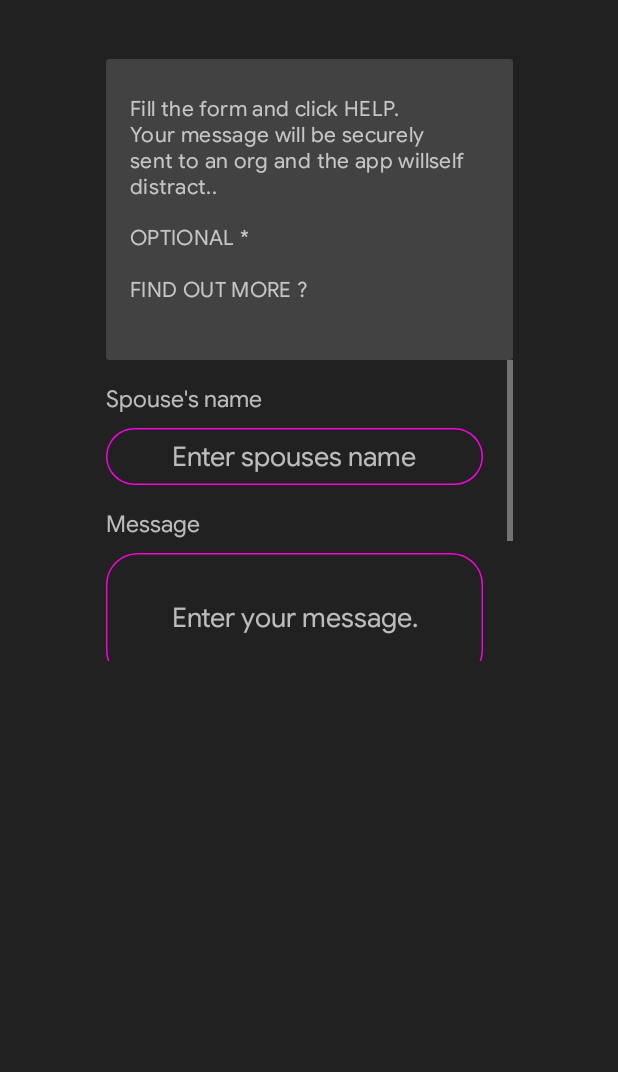
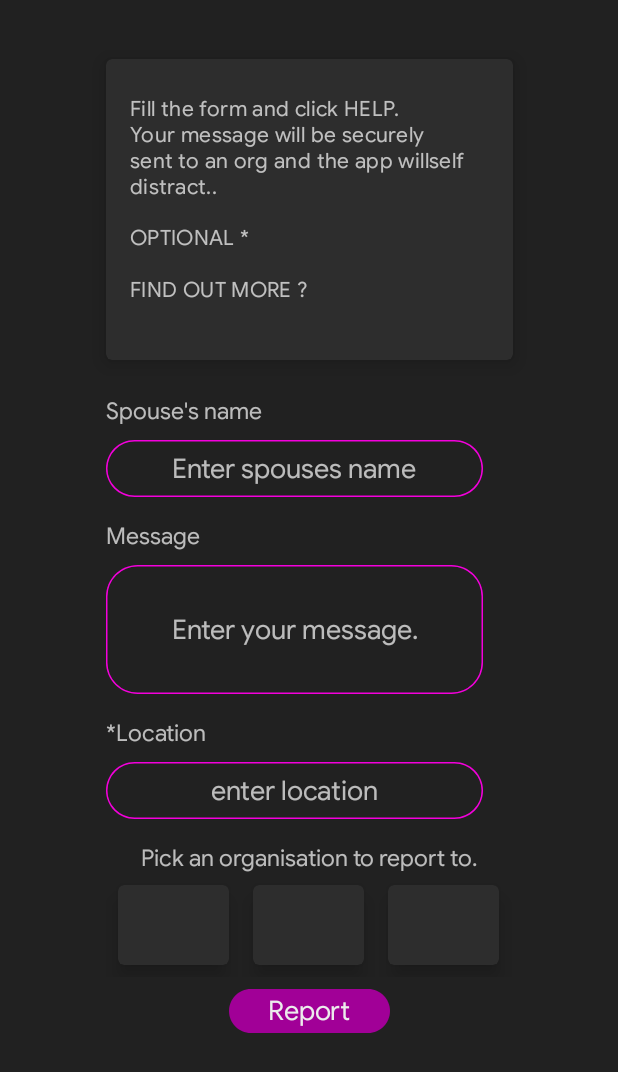
Before and after one commit to ma-za-kpe/WhisBlower, an Android app: the layout activity_main.xml on its own in the app's theme, with its tools: preview values and no code run, on a phone screen of 412 x 824 dp. Shown: the top 1072 px of the screen. Run offline under Robolectric (Android 15) with nearby library versions, the phone set to English and light mode, and no system bars.

Commit message:
added the rest of the form ui

```diff
--- /dev/null
+++ b/app/src/main/res/drawable/btn_bg.xml
@@ -0,0 +1,24 @@
+<?xml version="1.0" encoding="utf-8"?>
+<vector
+    xmlns:android="http://schemas.android.com/apk/res/android"
+    xmlns:aapt="http://schemas.android.com/aapt"
+    android:width="107dp"
+    android:height="29dp"
+    android:viewportWidth="107"
+    android:viewportHeight="29"
+    >
+
+    <group>
+
+        <clip-path
+            android:pathData="M14.5 0H92.5C100.508 0 107 6.49187 107 14.5C107 22.5081 100.508 29 92.5 29H14.5C6.49187 29 0 22.5081 0 14.5C0 6.49187 6.49187 0 14.5 0Z"
+            />
+
+        <path
+            android:pathData="M0 0V29H107V0"
+            android:fillColor="#A10097"
+            />
+
+    </group>
+
+</vector>
--- a/app/src/main/res/layout/activity_main.xml
+++ b/app/src/main/res/layout/activity_main.xml
@@ -30,19 +30,22 @@
                     tools:text="@string/text_no_connectivity" />
             </LinearLayout>
 
-            <LinearLayout
+            <com.google.android.material.card.MaterialCardView
+                android:layout_marginTop="39dp"
+                android:layout_marginBottom="27dp"
                 android:id="@+id/card"
                 android:layout_width="271dp"
+                app:cardElevation="8dp"
                 android:layout_height="200.81dp"
-                android:layout_marginTop="39dp"
-                android:layout_marginBottom="27dp"
-                android:background="@drawable/dialog_bg"
-                android:elevation="38dp"
-                android:orientation="vertical"
-                android:padding="16dp"
                 app:layout_constraintEnd_toEndOf="parent"
                 app:layout_constraintStart_toStartOf="parent"
                 app:layout_constraintTop_toTopOf="parent">
+
+                <LinearLayout
+                    android:layout_width="271dp"
+                    android:layout_height="200.81dp"
+                    android:orientation="vertical"
+                    android:padding="16dp">
 
                     <TextView
                         android:layout_width="wrap_content"
@@ -72,85 +75,138 @@
 
                 </LinearLayout>
 
+            </com.google.android.material.card.MaterialCardView>
+
+
             <ScrollView
                 android:layout_width="271dp"
-                android:layout_height="200.81dp"
+                android:layout_height="0dp"
+                android:layout_marginTop="8dp"
+                android:layout_marginBottom="24dp"
+                app:layout_constraintBottom_toBottomOf="parent"
                 app:layout_constraintEnd_toEndOf="parent"
                 app:layout_constraintStart_toStartOf="parent"
-                app:layout_constraintTop_toBottomOf="@+id/card">
+                app:layout_constraintTop_toBottomOf="@+id/card"
+                app:layout_constraintVertical_bias="0.0">
 
                 <LinearLayout
-                    android:orientation="vertical"
                     android:layout_width="match_parent"
-                    android:layout_height="wrap_content">
+                    android:layout_height="wrap_content"
+                    android:orientation="vertical">
 
                     <TextView
-                        android:textAppearance="@style/spouse_s_na"
-                        android:gravity="top"
                         android:id="@+id/spouse"
                         android:layout_width="wrap_content"
                         android:layout_height="wrap_content"
                         android:layout_marginTop="16dp"
+                        android:gravity="top"
                         android:text="@string/spouse"
+                        android:textAppearance="@style/spouse_s_na"
                         android:textColor="?android:attr/textColorSecondary" />
 
                     <EditText
-                        android:gravity="center"
-                        android:hint="@string/enter_spouses_name"
+                        android:id="@+id/spouseinput"
+                        android:layout_width="251dp"
+                        android:layout_height="38dp"
                         android:layout_marginTop="9dp"
                         android:background="@drawable/text_input_bg"
-                        android:id="@+id/spouseinput"
-                        android:layout_width="251dp"
-                        android:layout_height="38dp"/>
+                        android:gravity="center"
+                        android:hint="@string/enter_spouses_name" />
 
                     <TextView
-                        android:textAppearance="@style/spouse_s_na"
-                        android:gravity="top"
                         android:id="@+id/mess"
                         android:layout_width="wrap_content"
                         android:layout_height="wrap_content"
                         android:layout_marginTop="16dp"
+                        android:gravity="top"
                         android:text="@string/message"
+                        android:textAppearance="@style/spouse_s_na"
                         android:textColor="?android:attr/textColorSecondary" />
 
                     <EditText
+                        android:id="@+id/message"
+                        android:layout_width="251dp"
+                        android:layout_height="86dp"
+                        android:layout_marginTop="9dp"
+                        android:background="@drawable/edittext"
                         android:gravity="center"
                         android:hint="@string/enter_your_message"
-                        android:inputType="textMultiLine"
-                        android:layout_marginTop="9dp"
-                        android:background="@drawable/edittext"
-                        android:id="@+id/message"
-                        android:layout_width="251dp"
-                        android:layout_height="86dp"/>
+                        android:inputType="textMultiLine" />
 
                     <TextView
-                        android:textAppearance="@style/spouse_s_na"
-                        android:gravity="top"
                         android:id="@+id/loc"
                         android:layout_width="wrap_content"
                         android:layout_height="wrap_content"
                         android:layout_marginTop="16dp"
+                        android:gravity="top"
                         android:text="@string/location"
+                        android:textAppearance="@style/spouse_s_na"
                         android:textColor="?android:attr/textColorSecondary" />
 
                     <EditText
-                        android:gravity="center"
-                        android:hint="@string/enter_location"
+                        android:id="@+id/location"
+                        android:layout_width="251dp"
+                        android:layout_height="38dp"
                         android:layout_marginTop="9dp"
                         android:background="@drawable/text_input_bg"
-                        android:id="@+id/location"
-                        android:layout_width="251dp"
-                        android:layout_height="38dp"/>
+                        android:gravity="center"
+                        android:hint="@string/enter_location" />
 
                     <TextView
-                        android:textAppearance="@style/spouse_s_na"
-                        android:gravity="top"
+                        android:layout_gravity="center_horizontal"
                         android:id="@+id/org"
                         android:layout_width="wrap_content"
                         android:layout_height="wrap_content"
                         android:layout_marginTop="16dp"
+                        android:gravity="top"
                         android:text="@string/org"
+                        android:textAppearance="@style/spouse_s_na"
                         android:textColor="?android:attr/textColorSecondary" />
+
+                    <LinearLayout
+                        android:orientation="horizontal"
+                        android:layout_width="match_parent"
+                        android:layout_height="wrap_content">
+
+                        <com.google.android.material.card.MaterialCardView
+                            android:id="@+id/org1"
+                            app:cardElevation="8dp"
+                            android:layout_width="74dp"
+                            android:layout_height="53dp"
+                            android:layout_margin="8dp">
+
+                        </com.google.android.material.card.MaterialCardView>
+
+                        <com.google.android.material.card.MaterialCardView
+                            android:id="@+id/org2"
+                            app:cardElevation="8dp"
+                            android:layout_width="74dp"
+                            android:layout_height="53dp"
+                            android:layout_margin="8dp">
+
+                        </com.google.android.material.card.MaterialCardView>
+
+                        <com.google.android.material.card.MaterialCardView
+                            android:id="@+id/org3"
+                            app:cardElevation="8dp"
+                            android:layout_width="74dp"
+                            android:layout_height="53dp"
+                            android:layout_margin="8dp">
+
+                        </com.google.android.material.card.MaterialCardView>
+
+                    </LinearLayout>
+
+                    <TextView
+                        android:layout_marginTop="8dp"
+                        android:background="@drawable/btn_bg"
+                        android:text="@string/report"
+                        android:gravity="center"
+                        style="@style/report"
+                        android:elevation="8dp"
+                        android:layout_gravity="center_horizontal"
+                        android:layout_width="wrap_content"
+                        android:layout_height="wrap_content"/>
 
                 </LinearLayout>
 
--- a/app/src/main/res/values-night/colors.xml
+++ b/app/src/main/res/values-night/colors.xml
@@ -9,7 +9,7 @@
 
     <color name="post_background">#0DFFFFFF</color>
 
-    <color name="imageBackgroundTint">#006064</color>
+    <color name="imageBackgroundTint">#E91E63</color>
     <color name="icons_pink">#F400DC</color>
 
 </resources>
--- a/app/src/main/res/values/colors.xml
+++ b/app/src/main/res/values/colors.xml
@@ -3,11 +3,11 @@
     <color name="colorPrimary">@android:color/white</color>
     <color name="colorPrimaryDark">@android:color/black</color>
     <color name="windowBackground">#F3F3F3</color>
-    <color name="colorAccent">#00838F</color>
-    <color name="statusBarColor">@android:color/white</color>
+    <color name="colorAccent">#F400DC</color>
+    <color name="statusBarColor">#A10097</color>
 
     <color name="textColor">@android:color/black</color>
-    <color name="bulbColor">@android:color/black</color>
+    <color name="bulbColor">#A10097</color>
     <color name="post_background">@android:color/white</color>
 
     <color name="imageBackgroundTint">#C3C3C3</color>
--- a/app/src/main/res/values/strings.xml
+++ b/app/src/main/res/values/strings.xml
@@ -7,7 +7,7 @@
     <string name="supporting_text1">FIND OUT MORE ?</string>
     <string name="spouse">Spouse\'s name</string>
     <string name="message">Message</string>
-    <string name="location">* Location</string>
+    <string name="location">*Location</string>
     <string name="org">Pick an organisation to report to.</string>
     <string name="report">Report</string>
     <string name="enter_spouses_name">Enter spouses name</string>
--- a/app/src/main/res/values/styles.xml
+++ b/app/src/main/res/values/styles.xml
@@ -19,7 +19,7 @@
         <item name="material_dialog_background">@color/windowBackground</item>
         <item name="material_dialog_message_text_color">@color/textColor</item>
         <item name="material_dialog_title_text_color">@color/textColor</item>
-        <item name="material_dialog_positive_button_color">@color/colorAccent</item>
+        <item name="material_dialog_positive_button_color">@color/icons_pink</item>
         <item name="material_dialog_positive_button_text_color">@color/colorPrimary</item>
         <item name="material_dialog_negative_button_text_color">@color/colorAccent</item>
     </style>
@@ -43,11 +43,16 @@
         <item name="android:layout_marginTop">@dimen/dimen_8</item>
     </style>
 
-    <style name="PostImage">
-        <item name="android:layout_marginTop">@dimen/dimen_16</item>
-        <item name="android:layout_marginEnd">@dimen/dimen_16</item>
-        <item name="android:layout_marginBottom">@dimen/dimen_16</item>
-        <item name="android:scaleType">centerCrop</item>
+    <style name="report">
+
+        <item name="android:textSize">
+            18sp
+        </item>
+
+        <item name="android:textColor">
+            #ECECEC
+        </item>
+
     </style>
 
     <style name="StatusTextView">
```
Lines whose indentation alone changed are shown as unchanged.
